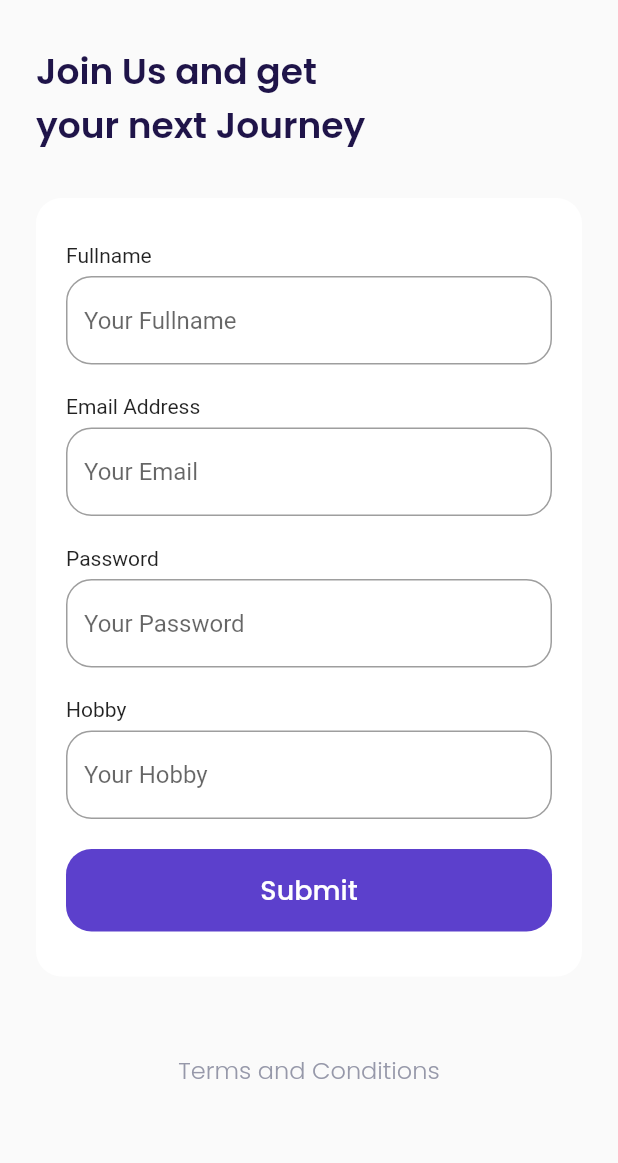
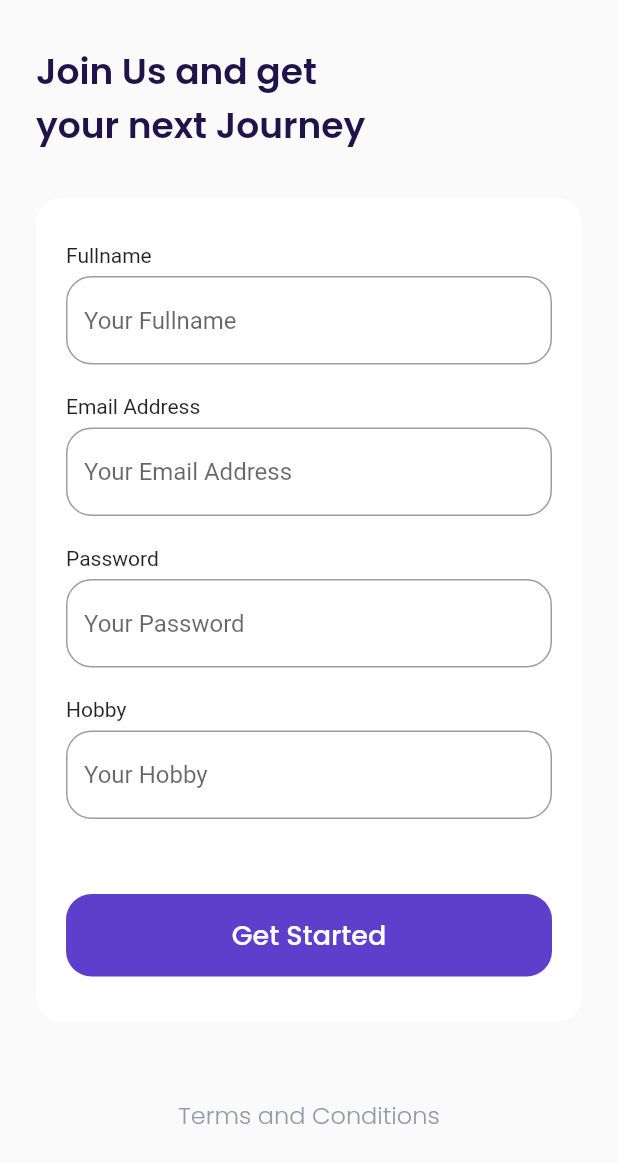
Before and after one commit to rizkyferdian/Flutter-Airplane-BLOC, a Flutter app: the screen it shows after launch, after a tap on "Get Started", on a phone screen of 412 x 824 dp. Shown: the top 1163 px of the screen. Run offline on Flutter 3.47's test engine with Material 2 defaults, Android fonts, the phone set to English and light mode, and no system bars; our stand-ins replace google_fonts; missing offline and left inert: dart:html.

Commit message:
split widget anda main page

```diff
--- a/lib/main.dart
+++ b/lib/main.dart
@@ -1,5 +1,6 @@
 import 'package:airplane/ui/pages/bonus_page.dart';
 import 'package:airplane/ui/pages/get_started.dart';
+import 'package:airplane/ui/pages/main_page.dart';
 import 'package:airplane/ui/pages/sign_up_page.dart';
 import 'package:airplane/ui/pages/splash_page.dart';
 import 'package:flutter/material.dart';
@@ -20,6 +21,7 @@ class MyApp extends StatelessWidget {
         '/get-started': (context) => GetStarted(),
         '/sign-up': (context) => SignUpPage(),
         '/bonus': (context) => BonusPage(),
+        '/main': (context) => MainPage(),
       },
     );
   }
--- a/lib/ui/pages/get_started.dart
+++ b/lib/ui/pages/get_started.dart
@@ -1,4 +1,5 @@
 import 'package:airplane/shared/theme.dart';
+import 'package:airplane/ui/widget/custom_button.dart';
 import 'package:flutter/material.dart';
 
 class GetStarted extends StatelessWidget {
@@ -41,34 +42,17 @@ class GetStarted extends StatelessWidget {
                   ),
                   textAlign: TextAlign.center,
                 ),
-                SizedBox(
-                  height: 50,
-                ),
-                SizedBox(
+                CustomButton(
+                  title: 'Get Started',
                   width: 220,
-                  height: 55,
-                  child: TextButton(
-                    onPressed: () {
-                      Navigator.pushNamed(context, '/sign-up');
-                    },
-                    style: TextButton.styleFrom(
-                      backgroundColor: kPrimaryColor,
-                      shape: RoundedRectangleBorder(
-                        borderRadius: BorderRadius.circular(defaultRadius),
-                      ),
-                    ),
-                    child: Text(
-                      'Get Started',
-                      style: whiteTextStyle.copyWith(
-                        fontSize: 18,
-                        fontWeight: medium,
-                      ),
-                    ),
+                  margin: EdgeInsets.only(
+                    top: 50,
+                    bottom: 80,
                   ),
-                ),
-                SizedBox(
-                  height: 80,
-                ),
+                  onPressed: () {
+                    Navigator.pushNamed(context, '/sign-up');
+                  },
+                )
               ],
             ),
           )
--- a/lib/ui/pages/sign_up_page.dart
+++ b/lib/ui/pages/sign_up_page.dart
@@ -1,4 +1,6 @@
 import 'package:airplane/shared/theme.dart';
+import 'package:airplane/ui/widget/custom_button.dart';
+import 'package:airplane/ui/widget/custom_text_form_field.dart';
 import 'package:flutter/material.dart';
 
 class SignUpPage extends StatelessWidget {
@@ -21,174 +23,43 @@ class SignUpPage extends StatelessWidget {
 
     Widget inputSection() {
       Widget fullnameInput() {
-        return Container(
-          margin: const EdgeInsets.only(bottom: 20),
-          child: Column(
-            crossAxisAlignment: CrossAxisAlignment.start,
-            children: [
-              const Text(
-                "Fullname",
-              ),
-              const SizedBox(
-                height: 6,
-              ),
-              TextFormField(
-                cursorColor: kBlackColor,
-                decoration: InputDecoration(
-                  hintText: "Your Fullname",
-                  border: OutlineInputBorder(
-                    borderRadius: BorderRadius.circular(
-                      defaultRadius,
-                    ),
-                  ),
-                  focusedBorder: OutlineInputBorder(
-                    borderRadius: BorderRadius.circular(
-                      defaultRadius,
-                    ),
-                    borderSide: BorderSide(
-                      color: kPrimaryColor,
-                    ),
-                  ),
-                ),
-              )
-            ],
-          ),
+        return const CustomTextFormField(
+          title: 'Fullname',
+          hintText: 'Your Fullname',
         );
       }
 
       Widget emailInput() {
-        return Container(
-          margin: const EdgeInsets.only(bottom: 20),
-          child: Column(
-            crossAxisAlignment: CrossAxisAlignment.start,
-            children: [
-              const Text(
-                "Email Address",
-              ),
-              const SizedBox(
-                height: 6,
-              ),
-              TextFormField(
-                cursorColor: kBlackColor,
-                decoration: InputDecoration(
-                  hintText: "Your Email",
-                  border: OutlineInputBorder(
-                    borderRadius: BorderRadius.circular(
-                      defaultRadius,
-                    ),
-                  ),
-                  focusedBorder: OutlineInputBorder(
-                    borderRadius: BorderRadius.circular(
-                      defaultRadius,
-                    ),
-                    borderSide: BorderSide(
-                      color: kPrimaryColor,
-                    ),
-                  ),
-                ),
-              )
-            ],
-          ),
+        return const CustomTextFormField(
+          title: 'Email Address',
+          hintText: 'Your Email Address',
         );
       }
 
       Widget passwordInput() {
-        return Container(
-          margin: const EdgeInsets.only(bottom: 20),
-          child: Column(
-            crossAxisAlignment: CrossAxisAlignment.start,
-            children: [
-              const Text(
-                "Password",
-              ),
-              const SizedBox(
-                height: 6,
-              ),
-              TextFormField(
-                obscureText: true,
-                cursorColor: kBlackColor,
-                decoration: InputDecoration(
-                  hintText: "Your Password",
-                  border: OutlineInputBorder(
-                    borderRadius: BorderRadius.circular(
-                      defaultRadius,
-                    ),
-                  ),
-                  focusedBorder: OutlineInputBorder(
-                    borderRadius: BorderRadius.circular(
-                      defaultRadius,
-                    ),
-                    borderSide: BorderSide(
-                      color: kPrimaryColor,
-                    ),
-                  ),
-                ),
-              )
-            ],
-          ),
+        return const CustomTextFormField(
+          title: 'Password',
+          hintText: 'Your Password',
+          obscureText: true,
         );
       }
 
       Widget hobbyInput() {
-        return Container(
-          margin: const EdgeInsets.only(bottom: 20),
-          child: Column(
-            crossAxisAlignment: CrossAxisAlignment.start,
-            children: [
-              const Text(
-                "Hobby",
-              ),
-              const SizedBox(
-                height: 6,
-              ),
-              TextFormField(
-                cursorColor: kBlackColor,
-                decoration: InputDecoration(
-                  hintText: "Your Hobby",
-                  border: OutlineInputBorder(
-                    borderRadius: BorderRadius.circular(
-                      defaultRadius,
-                    ),
-                  ),
-                  focusedBorder: OutlineInputBorder(
-                    borderRadius: BorderRadius.circular(
-                      defaultRadius,
-                    ),
-                    borderSide: BorderSide(
-                      color: kPrimaryColor,
-                    ),
-                  ),
-                ),
-              )
-            ],
-          ),
+        return CustomTextFormField(
+          title: 'Hobby',
+          hintText: 'Your Hobby',
         );
       }
 
       Widget submitButton() {
-        return SizedBox(
-          width: double.infinity,
-          height: 55,
-          child: TextButton(
-            style: TextButton.styleFrom(
-              backgroundColor: kPrimaryColor,
-              shape: RoundedRectangleBorder(
-                borderRadius: BorderRadius.circular(
-                  defaultRadius,
-                ),
-              ),
-            ),
-            onPressed: () {
-              Navigator.pushNamed(context, "/bonus");
-            },
-            child: Text(
-              "Submit",
-              style: whiteTextStyle.copyWith(
-                fontSize: 18,
-                fontWeight: medium,
-              ),
-            ),
+        return CustomButton(
+          title: 'Get Started',
+          margin: EdgeInsets.only(
+            top: 30,
           ),
+          onPressed: () {
+            Navigator.pushNamed(context, '/bonus');
+          },
         );
       }
 
--- /dev/null
+++ b/lib/ui/widget/custom_button.dart
@@ -0,0 +1,42 @@
+import 'package:flutter/material.dart';
+
+import '../../shared/theme.dart';
+
+class CustomButton extends StatelessWidget {
+  final String title;
+  final EdgeInsets margin;
+  final double width;
+  final Function() onPressed;
+  const CustomButton({
+    Key? key,
+    required this.title,
+    this.width = double.infinity,
+    required this.onPressed,
+    this.margin = EdgeInsets.zero,
+  }) : super(key: key);
+
+  @override
+  Widget build(BuildContext context) {
+    return Container(
+      width: width,
+      height: 55,
+      margin: margin,
+      child: TextButton(
+        onPressed: onPressed,
+        style: TextButton.styleFrom(
+          backgroundColor: kPrimaryColor,
+          shape: RoundedRectangleBorder(
+            borderRadius: BorderRadius.circular(defaultRadius),
+          ),
+        ),
+        child: Text(
+          title,
+          style: whiteTextStyle.copyWith(
+            fontSize: 18,
+            fontWeight: medium,
+          ),
+        ),
+      ),
+    );
+  }
+}
--- /dev/null
+++ b/lib/ui/widget/custom_text_form_field.dart
@@ -0,0 +1,53 @@
+import 'package:flutter/material.dart';
+
+import '../../shared/theme.dart';
+
+class CustomTextFormField extends StatelessWidget {
+  final String title;
+  final String hintText;
+  final bool obscureText;
+  const CustomTextFormField({
+    Key? key,
+    required this.title,
+    required this.hintText,
+    this.obscureText = false,
+  }) : super(key: key);
+
+  @override
+  Widget build(BuildContext context) {
+    return Container(
+      margin: const EdgeInsets.only(bottom: 20),
+      child: Column(
+        crossAxisAlignment: CrossAxisAlignment.start,
+        children: [
+          Text(
+            title,
+          ),
+          const SizedBox(
+            height: 6,
+          ),
+          TextFormField(
+            obscureText: obscureText,
+            cursorColor: kBlackColor,
+            decoration: InputDecoration(
+              hintText: hintText,
+              border: OutlineInputBorder(
+                borderRadius: BorderRadius.circular(
+                  defaultRadius,
+                ),
+              ),
+              focusedBorder: OutlineInputBorder(
+                borderRadius: BorderRadius.circular(
+                  defaultRadius,
+                ),
+                borderSide: BorderSide(
+                  color: kPrimaryColor,
+                ),
+              ),
+            ),
+          )
+        ],
+      ),
+    );
+  }
+}
```
Also changed, not shown: lib/ui/pages/bonus_page.dart (+7 -19 lines), lib/ui/pages/main_page.dart (added, +56 -0 lines), lib/ui/widget/custom_bottom_navigation.dart (added, +43 -0 lines).
